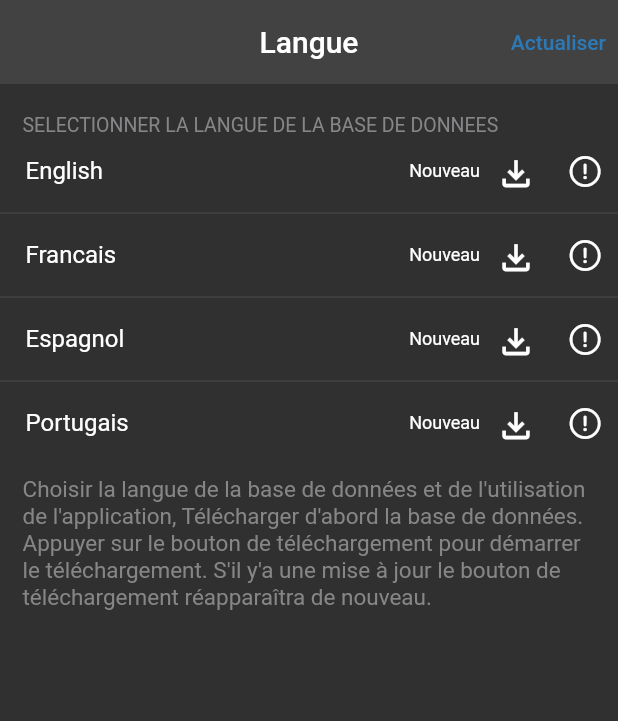
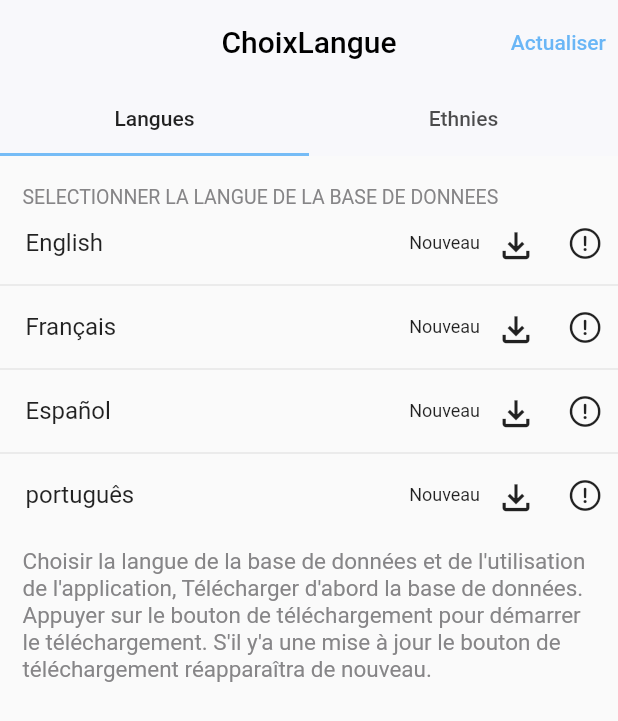
Before and after one commit to ifaryd/app, a Flutter app: the screen it shows after launch, on a phone screen of 412 x 824 dp. Shown: the top 721 px of the screen. Run offline on Flutter 3.47's test engine with Material 2 defaults, Android fonts, the phone set to English and light mode, and no system bars; our stand-ins replace adaptive_theme; missing offline and left inert: page_animation_transition.

Commit message:
theme and language onglet

```diff
--- a/lib/Screen/Audio.dart
+++ b/lib/Screen/Audio.dart
@@ -13,7 +13,6 @@ class _AudioPkpState extends State<AudioPkp> {
   @override
   Widget build(BuildContext context) {
     return Container(
-      color: AppColor.whitecolor,
       child: Center(
           child: Text(
         "Audio",
--- /dev/null
+++ b/lib/Screen/Choix_Lang.dart
@@ -0,0 +1,53 @@
+// ignore_for_file: file_names
+
+import 'package:flutter/cupertino.dart';
+import 'package:flutter/material.dart';
+import 'package:pkp_android_app/Screen/MenuItems/Language/Langues.dart';
+import 'MenuItems/Language/ethnie.dart';
+
+class ChoixLangue extends StatefulWidget {
+  const ChoixLangue({Key? key}) : super(key: key);
+
+  @override
+  State<ChoixLangue> createState() => _ChoixLangueState();
+}
+
+class _ChoixLangueState extends State<ChoixLangue> {
+  bool download = false;
+
+  @override
+  Widget build(BuildContext context) {
+    return DefaultTabController(
+      length:2,
+      child: Scaffold(
+          appBar: AppBar(
+            elevation: 0,
+            title: const Text('ChoixLangue',
+                ),
+            centerTitle: true,
+            actions: [
+              TextButton(
+                  onPressed: () {},
+                  child: Text(
+                    'Actualiser',
+                  ))
+            ],
+            automaticallyImplyLeading: false,
+            bottom:TabBar(
+              indicatorColor:Color.fromARGB(154, 33, 149, 243),
+              tabs: const[
+                Tab(text:'Langues'),
+                Tab(text:'Ethnies'),
+              ],
+            )
+          ),
+          body: TabBarView(
+            children: const[
+              Langues(),
+              Ethnies(),
+            ],
+          )
+          ),
+    );
+  }
+}
--- a/lib/Screen/MenuItems/Biographie.dart
+++ b/lib/Screen/MenuItems/Biographie.dart
@@ -16,12 +16,9 @@ class BiographieState extends State<Biographie> {
   @override
   Widget build(BuildContext context) {
     return Scaffold(
-      backgroundColor:AppColor.whitecolor,
         appBar: AppBar(
-        backgroundColor: AppColor.appbar,
         title: Text(
           widget.title,
-          style: TextStyle(color: AppColor.text),
         ),
         leading: IconButton(
             onPressed: () {
@@ -29,10 +26,9 @@ class BiographieState extends State<Biographie> {
             },
             icon: Icon(
               CupertinoIcons.back,
-              color: AppColor.text,
             )),
       ),
-      body:Center(child:Text("Indisponible pour le moment",style:TextStyle(color:AppColor.blackcolor,fontSize:20),),),
+      body:Center(child:Text("Indisponible pour le moment",style:TextStyle(fontSize:20),),),
     );
   }
 }
--- a/lib/Screen/MenuItems/Cantiques.dart
+++ b/lib/Screen/MenuItems/Cantiques.dart
@@ -16,13 +16,10 @@ class CantiquesState extends State<Cantiques> {
   @override
   Widget build(BuildContext context) {
     return Scaffold(
-            backgroundColor:AppColor.whitecolor,
 
         appBar: AppBar(
-        backgroundColor: AppColor.appbar,
         title: Text(
           widget.title,
-          style: TextStyle(color: AppColor.text),
         ),
         leading: IconButton(
             onPressed: () {
@@ -30,10 +27,9 @@ class CantiquesState extends State<Cantiques> {
             },
             icon: Icon(
               CupertinoIcons.back,
-              color: AppColor.text,
             )),
       ),
-      body:Center(child:Text("Indisponible pour le moment",style:TextStyle(color:AppColor.blackcolor,fontSize:20),),),
+      body:Center(child:Text("Indisponible pour le moment",style:TextStyle(fontSize:20),),),
     );
   }
 }
--- a/lib/Screen/MenuItems/Contact.dart
+++ b/lib/Screen/MenuItems/Contact.dart
@@ -16,13 +16,10 @@ class ContactsState extends State<Contacts> {
   @override
   Widget build(BuildContext context) {
     return Scaffold(
-            backgroundColor:AppColor.whitecolor,
 
         appBar: AppBar(
-        backgroundColor: AppColor.appbar,
         title: Text(
           widget.title,
-          style: TextStyle(color: AppColor.text),
         ),
         leading: IconButton(
             onPressed: () {
@@ -30,10 +27,9 @@ class ContactsState extends State<Contacts> {
             },
             icon: Icon(
               CupertinoIcons.back,
-              color: AppColor.text,
             )),
       ),
-      body:Center(child:Text("Indisponible pour le moment",style:TextStyle(color:AppColor.blackcolor,fontSize:20),),),
+      body:Center(child:Text("Indisponible pour le moment",style:TextStyle(fontSize:20),),),
     );
   }
 }
--- a/lib/Screen/MenuItems/Interviews.dart
+++ b/lib/Screen/MenuItems/Interviews.dart
@@ -16,13 +16,10 @@ class IntervewsVState extends State<IntervewsV> {
   @override
   Widget build(BuildContext context) {
     return Scaffold(
-            backgroundColor:AppColor.whitecolor,
 
         appBar: AppBar(
-        backgroundColor: AppColor.appbar,
         title: Text(
           widget.title,
-          style: TextStyle(color: AppColor.text),
         ),
         leading: IconButton(
             onPressed: () {
@@ -30,10 +27,9 @@ class IntervewsVState extends State<IntervewsV> {
             },
             icon: Icon(
               CupertinoIcons.back,
-              color: AppColor.text,
             )),
       ),
-      body:Center(child:Text("Indisponible pour le moment",style:TextStyle(color:AppColor.blackcolor,fontSize:20),),),
+      body:Center(child:Text("Indisponible pour le moment",style:TextStyle(fontSize:20),),),
     );
   }
 }
--- a/lib/Screen/langue.dart
+++ b/lib/Screen/MenuItems/Language/Langues.dart
@@ -1,43 +1,30 @@
+// ignore_for_file: file_names
+
 import 'package:flutter/cupertino.dart';
 import 'package:flutter/material.dart';
 import 'package:page_animation_transition/animations/right_to_left_transition.dart';
 import 'package:page_animation_transition/page_animation_transition.dart';
-import 'package:pkp_android_app/const.dart';
-import 'drawpage.dart';
 
-class Langue extends StatefulWidget {
-  const Langue({Key? key}) : super(key: key);
+import '../../../const.dart';
+import '../../drawpage.dart';
+
+class Langues extends StatefulWidget {
+  const Langues({super.key});
 
   @override
-  State<Langue> createState() => _LangueState();
+  State<Langues> createState() => _LanguesState();
 }
 
-class _LangueState extends State<Langue> {
-  bool download = false;
-  final langue = [
+class _LanguesState extends State<Langues> {
+   final langue = [
     ['English', false],
-    ['Francais', false],
-    ['Espagnol', false],
-    ['Portugais', false],
+    ['Français', false],
+    ['Español', false],
+    ['português', false],
   ];
   @override
   Widget build(BuildContext context) {
-    return Scaffold(
-        appBar: AppBar(
-          elevation: 0,
-          title: const Text('Langue',
-              ),
-          centerTitle: true,
-          actions: [
-            TextButton(
-                onPressed: () {},
-                child: Text(
-                  'Actualiser',
-                ))
-          ],
-          automaticallyImplyLeading: false,
-        ),
-        body: Column(
+    return Column(
           crossAxisAlignment: CrossAxisAlignment.start,
           children: [
             SizedBox(height: 20),
@@ -183,7 +170,6 @@ class _LangueState extends State<Langue> {
                   ),
                 )),
           ],
-        )
         );
   }
 }
--- /dev/null
+++ b/lib/Screen/MenuItems/Language/ethnie.dart
@@ -0,0 +1,17 @@
+import 'package:flutter/material.dart';
+
+class Ethnies extends StatefulWidget {
+  const Ethnies({super.key});
+
+  @override
+  State<Ethnies> createState() => _EthniesState();
+}
+
+class _EthniesState extends State<Ethnies> {
+  @override
+  Widget build(BuildContext context) {
+    return Center(
+      child:Text("En attente"),
+    );
+  }
+}
--- a/lib/Screen/MenuItems/Notes.dart
+++ b/lib/Screen/MenuItems/Notes.dart
@@ -16,13 +16,10 @@ class NotesState extends State<Notes> {
   @override
   Widget build(BuildContext context) {
     return Scaffold(
-            backgroundColor:AppColor.whitecolor,
 
         appBar: AppBar(
-        backgroundColor: AppColor.appbar,
         title: Text(
           widget.title,
-          style: TextStyle(color: AppColor.text),
         ),
         leading: IconButton(
             onPressed: () {
@@ -30,10 +27,9 @@ class NotesState extends State<Notes> {
             },
             icon: Icon(
               CupertinoIcons.back,
-              color: AppColor.text,
             )),
       ),
-      body:Center(child:Text("Indisponible pour le moment",style:TextStyle(color:AppColor.blackcolor,fontSize:20),),),
+      body:Center(child:Text("Indisponible pour le moment",style:TextStyle(fontSize:20),),),
     );
   }
 }
--- a/lib/Screen/MenuItems/Serviteurs.dart
+++ b/lib/Screen/MenuItems/Serviteurs.dart
@@ -16,13 +16,10 @@ class ServFidlState extends State<ServFidl> {
   @override
   Widget build(BuildContext context) {
     return Scaffold(
-            backgroundColor:AppColor.whitecolor,
 
         appBar: AppBar(
-        backgroundColor: AppColor.appbar,
         title: Text(
           widget.title,
-          style: TextStyle(color: AppColor.text),
         ),
         leading: IconButton(
             onPressed: () {
@@ -30,10 +27,9 @@ class ServFidlState extends State<ServFidl> {
             },
             icon: Icon(
               CupertinoIcons.back,
-              color: AppColor.text,
             )),
       ),
-      body:Center(child:Text("Indisponible pour le moment",style:TextStyle(color:AppColor.blackcolor,fontSize:20),),),
+      body:Center(child:Text("Indisponible pour le moment",style:TextStyle(fontSize:20),),),
     );
   }
 }
--- a/lib/Screen/MenuItems/Temoignages.dart
+++ b/lib/Screen/MenuItems/Temoignages.dart
@@ -16,13 +16,10 @@ class TemoignagesState extends State<Temoignages> {
   @override
   Widget build(BuildContext context) {
     return Scaffold(
-            backgroundColor:AppColor.whitecolor,
 
         appBar: AppBar(
-        backgroundColor: AppColor.appbar,
         title: Text(
           widget.title,
-          style: TextStyle(color: AppColor.text),
         ),
         leading: IconButton(
             onPressed: () {
@@ -30,10 +27,9 @@ class TemoignagesState extends State<Temoignages> {
             },
             icon: Icon(
               CupertinoIcons.back,
-              color: AppColor.text,
             )),
       ),
-      body:Center(child:Text("Indisponible pour le moment",style:TextStyle(color:AppColor.blackcolor,fontSize:20),),),
+      body:Center(child:Text("Indisponible pour le moment",style:TextStyle(fontSize:20),),),
     );
   }
 }
--- a/lib/Screen/MenuItems/photos.dart
+++ b/lib/Screen/MenuItems/photos.dart
@@ -16,13 +16,10 @@ class photosState extends State<photos> {
   @override
   Widget build(BuildContext context) {
     return Scaffold(
-            backgroundColor:AppColor.whitecolor,
 
         appBar: AppBar(
-        backgroundColor: AppColor.appbar,
         title: Text(
           widget.title,
-          style: TextStyle(color: AppColor.text),
         ),
         leading: IconButton(
             onPressed: () {
@@ -30,10 +27,9 @@ class photosState extends State<photos> {
             },
             icon: Icon(
               CupertinoIcons.back,
-              color: AppColor.text,
             )),
       ),
-      body:Center(child:Text("Indisponible pour le moment",style:TextStyle(color:AppColor.blackcolor,fontSize:20),),),
+      body:Center(child:Text("Indisponible pour le moment",style:TextStyle(fontSize:20),),),
     );
   }
 }
--- a/lib/Screen/drawpage.dart
+++ b/lib/Screen/drawpage.dart
@@ -155,7 +155,7 @@ class _DrawpageState extends State<Drawpage> {
         onTap: () {
 
         },
-        leading:Text(''),
+        leading:Icon(CupertinoIcons.circle_lefthalf_fill),
         trailing:(themeLight)?TextButton.icon(onPressed:(){
           setState(() {
             themeLight=!themeLight;
@@ -174,7 +174,6 @@ class _DrawpageState extends State<Drawpage> {
       ),
     ),
                 Divider(
-                  color: AppColor.blackcolor,
                 ),
                 AppBarTile(
                   index: 0,
--- a/lib/Screen/predPage.dart
+++ b/lib/Screen/predPage.dart
@@ -23,6 +23,7 @@ class PredPagesState extends State<PredPages> {
         ),
        // centerTitle: true,
         leadingWidth: 90,
+
         leading: TextButton.icon(
             onPressed: () {
               Navigator.pop(context);
@@ -42,10 +43,9 @@ class PredPagesState extends State<PredPages> {
              constraints:BoxConstraints.tightForFinite(width:65),
              position:PopupMenuPosition.under,
              itemBuilder:((context) => [
-               PopupMenuItem(value:0, child:IconButton(onPressed:(){}, icon:Icon(Icons.settings_outlined))),
-               PopupMenuItem(value:1,child:IconButton(onPressed:(){}, icon:Icon(CupertinoIcons.exclamationmark_circle))),
+               PopupMenuItem(value:0, child:IconButton(onPressed:(){}, icon:Icon(Icons.copy_all))),
                PopupMenuItem(value:2,child:IconButton(onPressed:(){}, icon:Icon(Icons.search_outlined))),
-               PopupMenuItem(value:3,child:IconButton(onPressed:(){}, icon:Icon(Icons.bookmark_add_outlined))),
+               PopupMenuItem(value:3,child:IconButton(onPressed:(){}, icon:Icon(Icons.download))),
                PopupMenuItem(value:4,child:IconButton(onPressed:(){}, icon:Icon(CupertinoIcons.volume_up))),
              ]),
            ),
--- a/lib/main.dart
+++ b/lib/main.dart
@@ -1,8 +1,9 @@
 import 'package:flutter/material.dart';
 import 'package:pkp_android_app/Screen/SplashScreen.dart';
-import 'package:pkp_android_app/Screen/langue.dart';
 import 'package:adaptive_theme/adaptive_theme.dart';
 import 'package:pkp_android_app/const.dart';
+
+import 'Screen/Choix_Lang.dart';
 void main() {
   runApp(const MyApp());
 }
@@ -33,14 +34,14 @@ class MyApp extends StatelessWidget {
         ),
       ),
       ),
-      initial: AdaptiveThemeMode.dark,
+      initial: AdaptiveThemeMode.light,
       builder: (theme, darkTheme) =>  MaterialApp(
       debugShowCheckedModeBanner: false,
       theme:theme,
       darkTheme:darkTheme,
       routes:{
         '/':((context) => const SplashScreen()),
-        'choselanguage':((context) => const Langue()),
+        'choselanguage':((context) => const ChoixLangue()),
       },
     )
     );
```
Also changed, not shown: lib/Screen/MenuItems/Livre.dart (+7 -1 lines).
